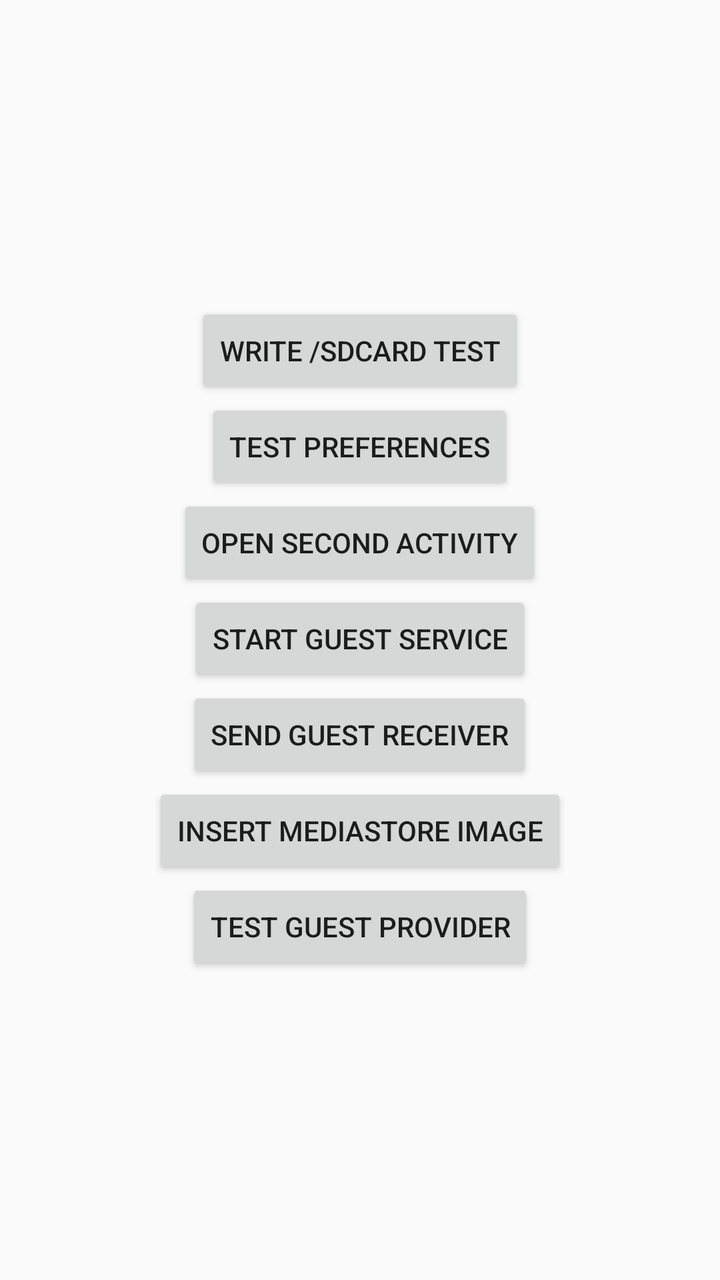
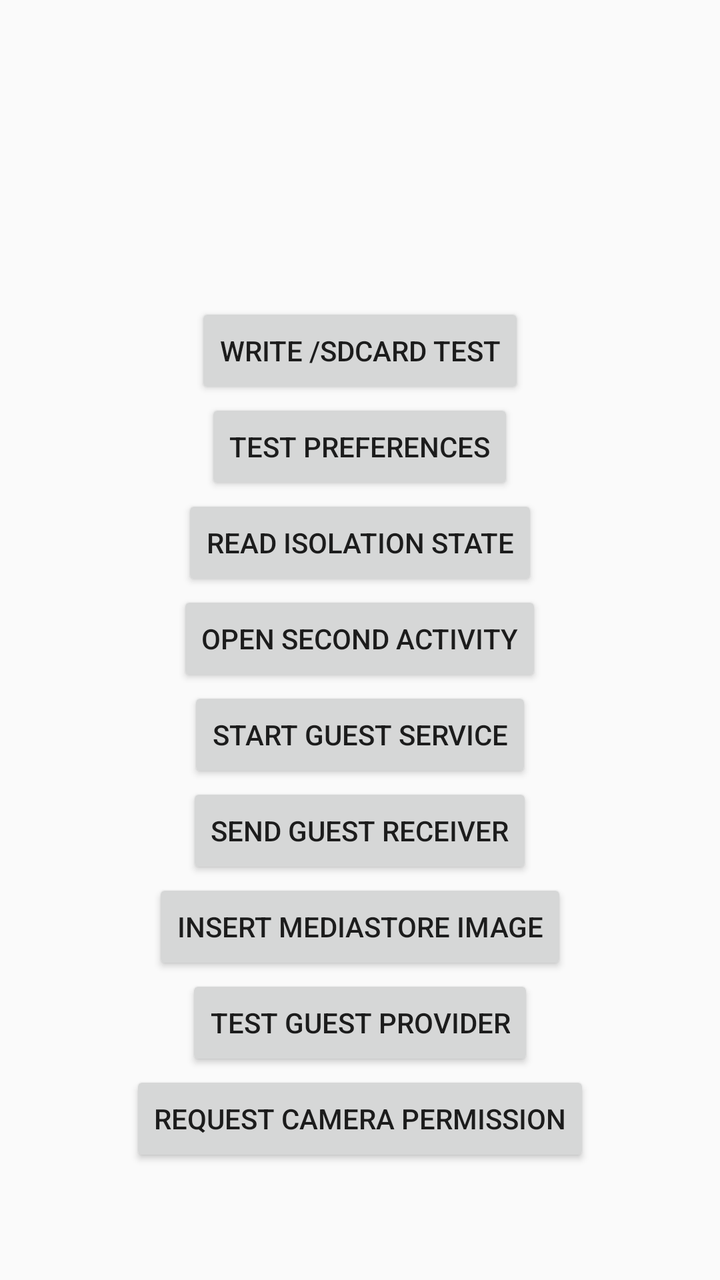

Screens rendered from an Android XML layout before and after an edit, with the pre-edit source and the edit as a unified diff.
<!-- AndroidManifest.xml: application theme android:Theme.Material.Light.NoActionBar -->
<!-- res/layout/activity_main.xml -->
<?xml version="1.0" encoding="utf-8"?>
<ScrollView xmlns:android="http://schemas.android.com/apk/res/android"
    android:layout_width="match_parent"
    android:layout_height="match_parent">

    <LinearLayout
        android:layout_width="match_parent"
        android:layout_height="wrap_content"
        android:orientation="vertical"
        android:gravity="center"
        android:padding="24dp">

        <TextView
            android:id="@+id/guest_text"
            android:layout_width="wrap_content"
            android:layout_height="wrap_content"
            android:textSize="28sp"
            android:textStyle="bold" />

        <TextView
            android:id="@+id/package_text"
            android:layout_width="wrap_content"
            android:layout_height="wrap_content"
            android:layout_marginTop="12dp"
            android:textSize="14sp"
            android:gravity="center" />

        <TextView
            android:id="@+id/storage_text"
            android:layout_width="wrap_content"
            android:layout_height="wrap_content"
            android:layout_marginTop="24dp"
            android:gravity="center"
            android:textSize="14sp" />

        <Button
            android:id="@+id/write_button"
            android:layout_width="wrap_content"
            android:layout_height="wrap_content"
            android:layout_marginTop="16dp"
            android:text="@string/write_button" />

        <Button
            android:id="@+id/prefs_button"
            android:layout_width="wrap_content"
            android:layout_height="wrap_content"
            android:text="TEST PREFERENCES" />

        <Button
            android:id="@+id/activity_button"
            android:layout_width="wrap_content"
            android:layout_height="wrap_content"
            android:text="OPEN SECOND ACTIVITY" />

        <Button
            android:id="@+id/service_button"
            android:layout_width="wrap_content"
            android:layout_height="wrap_content"
            android:text="START GUEST SERVICE" />

        <Button
            android:id="@+id/receiver_button"
            android:layout_width="wrap_content"
            android:layout_height="wrap_content"
            android:text="SEND GUEST RECEIVER" />

        <Button
            android:id="@+id/media_button"
            android:layout_width="wrap_content"
            android:layout_height="wrap_content"
            android:text="INSERT MEDIASTORE IMAGE" />

        <Button
            android:id="@+id/provider_button"
            android:layout_width="wrap_content"
            android:layout_height="wrap_content"
            android:text="TEST GUEST PROVIDER" />
    </LinearLayout>
</ScrollView>
<!-- resources referenced by this layout -->
<resources>
  <string name="write_button">Write /sdcard test</string>
</resources>

<!-- the commit's change to res/layout/activity_main.xml (unified diff, before → after) -->
@@ -47,6 +47,12 @@
             android:text="TEST PREFERENCES" />
 
         <Button
+            android:id="@+id/isolation_button"
+            android:layout_width="wrap_content"
+            android:layout_height="wrap_content"
+            android:text="READ ISOLATION STATE" />
+
+        <Button
             android:id="@+id/activity_button"
             android:layout_width="wrap_content"
             android:layout_height="wrap_content"
@@ -75,5 +81,11 @@
             android:layout_width="wrap_content"
             android:layout_height="wrap_content"
             android:text="TEST GUEST PROVIDER" />
+
+        <Button
+            android:id="@+id/permission_button"
+            android:layout_width="wrap_content"
+            android:layout_height="wrap_content"
+            android:text="REQUEST CAMERA PERMISSION" />
     </LinearLayout>
 </ScrollView>
